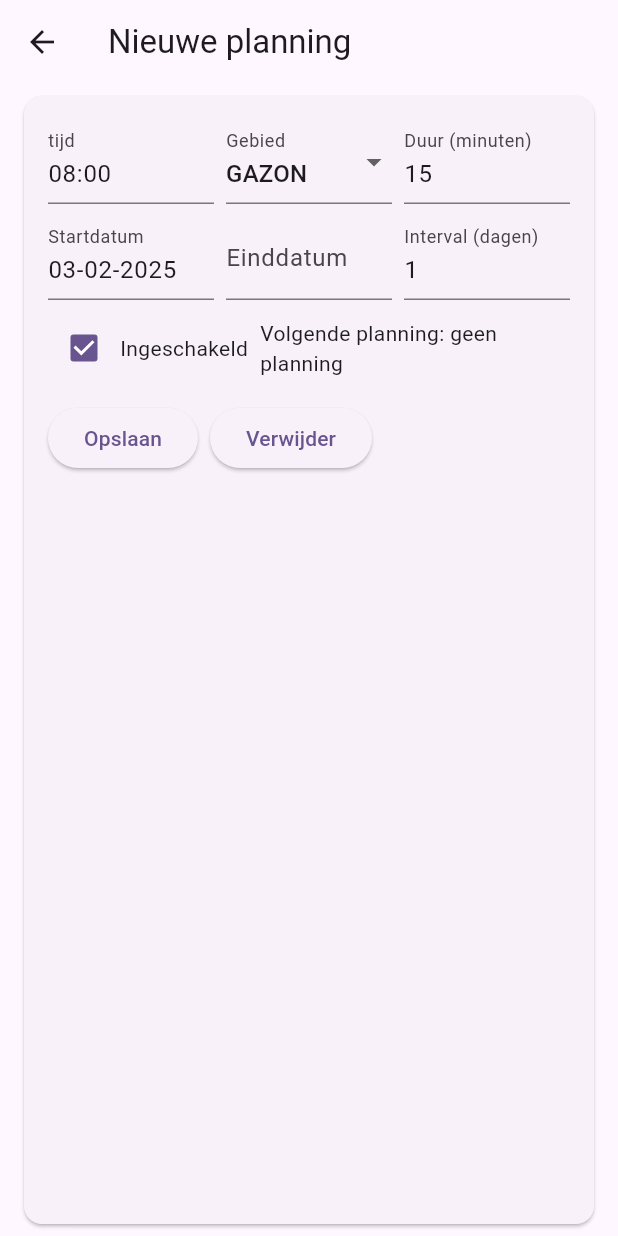
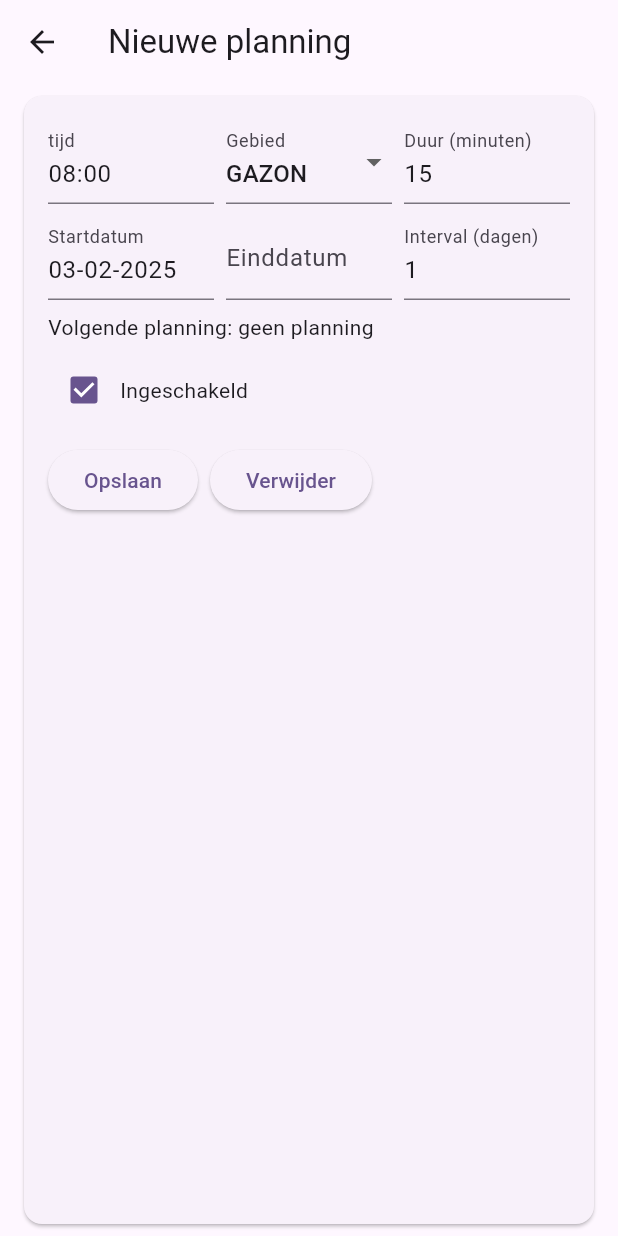
Before and after one commit to robbertvdzon/RobbertsMoestuinBeregening, a Flutter app: the Schedules screen opened directly with empty values, after a tap on "Nieuwe planning toevoegen", on a phone screen of 412 x 824 dp. Run offline on Flutter 3.47's test engine with Material 3 defaults, Android fonts, the light colour scheme and no system bars; our stand-ins replace cloud_firestore, firebase_auth, firebase_core; missing offline and left inert: dart:html; accounts and stored records are empty; generated files the repository leaves out were written again; statements that could not run were skipped.

Commit message:
Robberts beregening UI

```diff
--- a/frontend/lib/ScheduleEditRow.dart
+++ b/frontend/lib/ScheduleEditRow.dart
@@ -198,11 +198,13 @@ class _ScheduleEditRowState extends State<ScheduleEditRow> {
                     controller: _intervalController,
                     keyboardType: TextInputType.number,
                     decoration:
-                        const InputDecoration(labelText: 'Interval (dagen)'),
+                    const InputDecoration(labelText: 'Interval (dagen)'),
                   ),
                 ),
               ],
             ),
+            const SizedBox(height: 8),
+            Text('Volgende planning: ' + _nextRun),
             const SizedBox(height: 8),
             // Derde rij: checkbox voor enabled.
             Row(
@@ -218,16 +220,7 @@ class _ScheduleEditRowState extends State<ScheduleEditRow> {
                   },
                 ),
                 const Text('Ingeschakeld'),
-                const SizedBox(width: 8),
-                Expanded(
-                  child: Align(
-                    alignment: Alignment.centerRight, // rechts uitlijnen
-                    child: Text('Volgende planning: ' + _nextRun),
-                  ),
-                ),
               ],
-
-
             ),
             const SizedBox(height: 12),
             // Vierde rij: Opslaan en Verwijder knoppen.
```
